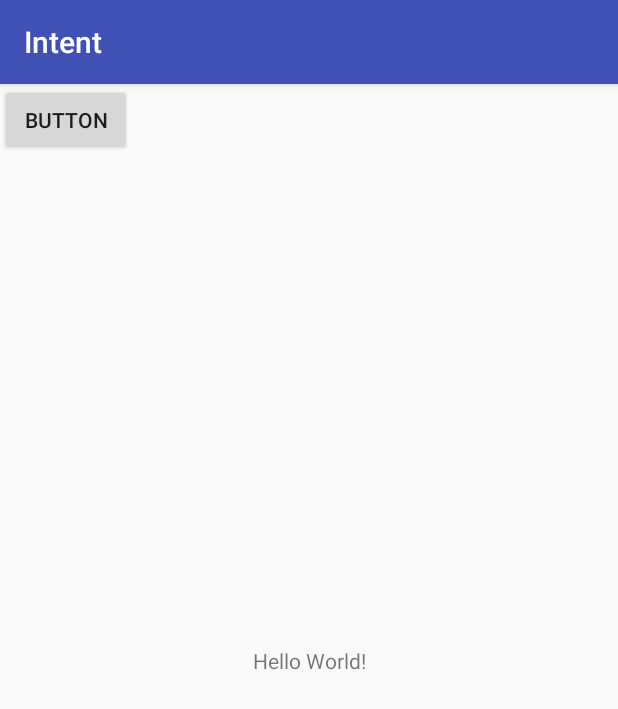
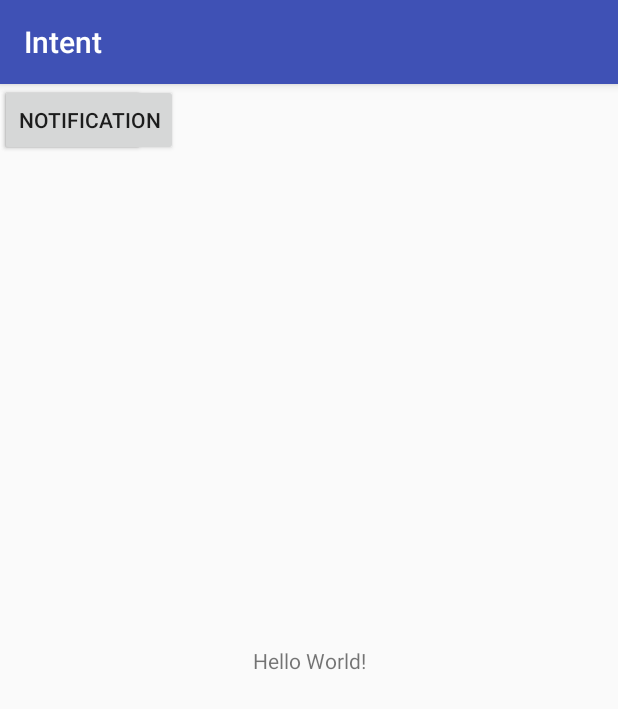
Before and after one commit to sarere/progmob, an Android app: the screen it shows after launch (MainActivity), on a phone screen of 412 x 824 dp. Shown: the top 709 px of the screen. Run offline under Robolectric (Android 15) with nearby library versions, the phone set to English and light mode, and no system bars.

Commit message:
notification with clear notif when tapped

```diff
--- a/Intent/app/src/main/java/id/ac/ukdw/intent/HalamanDuaActivity.java
+++ b/Intent/app/src/main/java/id/ac/ukdw/intent/HalamanDuaActivity.java
@@ -1,5 +1,7 @@
 package id.ac.ukdw.intent;
 
+import android.app.NotificationManager;
+import android.icu.text.Normalizer;
 import android.os.Bundle;
 import android.os.PersistableBundle;
 import android.support.annotation.Nullable;
@@ -14,5 +16,8 @@ public class HalamanDuaActivity extends AppCompatActivity {
     protected void onCreate(@Nullable Bundle savedInstanceState) {
         super.onCreate(savedInstanceState);
         setContentView(R.layout.halaman_dua);
+
+        NotificationManager nManager = (NotificationManager)getSystemService(NOTIFICATION_SERVICE);
+        nManager.cancel(1);
     }
 }
--- a/Intent/app/src/main/java/id/ac/ukdw/intent/MainActivity.java
+++ b/Intent/app/src/main/java/id/ac/ukdw/intent/MainActivity.java
@@ -1,35 +1,50 @@
 package id.ac.ukdw.intent;
 
+import android.app.NotificationManager;
+import android.app.PendingIntent;
 import android.content.Intent;
 import android.support.v7.app.AppCompatActivity;
 import android.os.Bundle;
+import android.support.v7.app.NotificationCompat;
 import android.view.View;
 import android.view.animation.Interpolator;
 import android.widget.Button;
 
 public class MainActivity extends AppCompatActivity {
-    private Button btnPindah;
+    private Button btnNotif;
 
     @Override
     protected void onCreate(Bundle savedInstanceState) {
         super.onCreate(savedInstanceState);
         setContentView(R.layout.activity_main);
 
-        btnPindah = (Button) findViewById(R.id.btnPindah);
+        btnNotif = (Button) findViewById(R.id.btnNotif);
 
-        btnPindah.setOnClickListener(new View.OnClickListener() {
+        btnNotif.setOnClickListener(new View.OnClickListener() {
             @Override
             public void onClick(View v) {
-                pindahHal();
+                notification();
             }
         });
     }
 
-    public void pindahHal(){
-        Intent intent = new Intent(this, HalamanDuaActivity.class);
-//        ngirim text
-//        intent.putExtra("kode_user","rere");
-//        intent.putExtra("id_user",1);
-        startActivity(intent);
+    public void notification(){
+        NotificationCompat.Builder nBuilder = new NotificationCompat.Builder(this);
+        nBuilder.setSmallIcon(R.mipmap.ic_launcher_round,5);
+        nBuilder.setContentTitle("My GF");
+        nBuilder.setContentText("Hi what are you doing now?");
+
+        Intent intent = new Intent(this,HalamanDuaActivity.class);
+        PendingIntent pendingIntent = PendingIntent.getActivity(
+                this,
+                0,
+                intent,
+                PendingIntent.FLAG_UPDATE_CURRENT
+        );
+
+        nBuilder.setContentIntent(pendingIntent);
+        NotificationManager nManager = (NotificationManager)getSystemService(NOTIFICATION_SERVICE);
+
+        nManager.notify(1,nBuilder.build());
     }
 }
--- a/Intent/app/src/main/res/layout/activity_main.xml
+++ b/Intent/app/src/main/res/layout/activity_main.xml
@@ -19,8 +19,16 @@
         android:id="@+id/btnPindah"
         android:layout_width="wrap_content"
         android:layout_height="wrap_content"
-        android:text="Button"
-        tools:layout_editor_absoluteX="147dp"
-        tools:layout_editor_absoluteY="112dp" />
+        android:text="Next Page"
+        tools:layout_editor_absoluteX="142dp"
+        tools:layout_editor_absoluteY="109dp" />
+
+    <Button
+        android:id="@+id/btnNotif"
+        android:layout_width="wrap_content"
+        android:layout_height="wrap_content"
+        android:text="Notification"
+        tools:layout_editor_absoluteX="133dp"
+        tools:layout_editor_absoluteY="182dp" />
 
 </android.support.constraint.ConstraintLayout>
```
